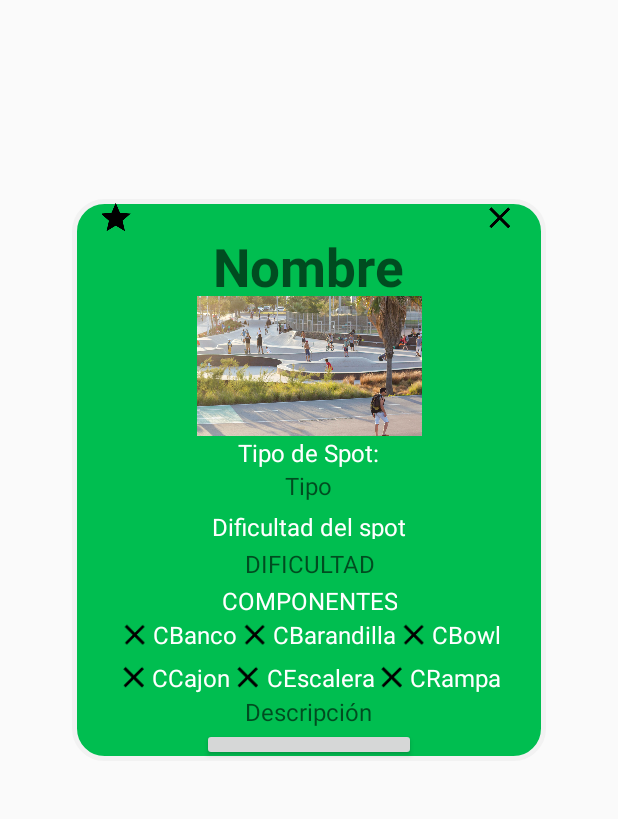
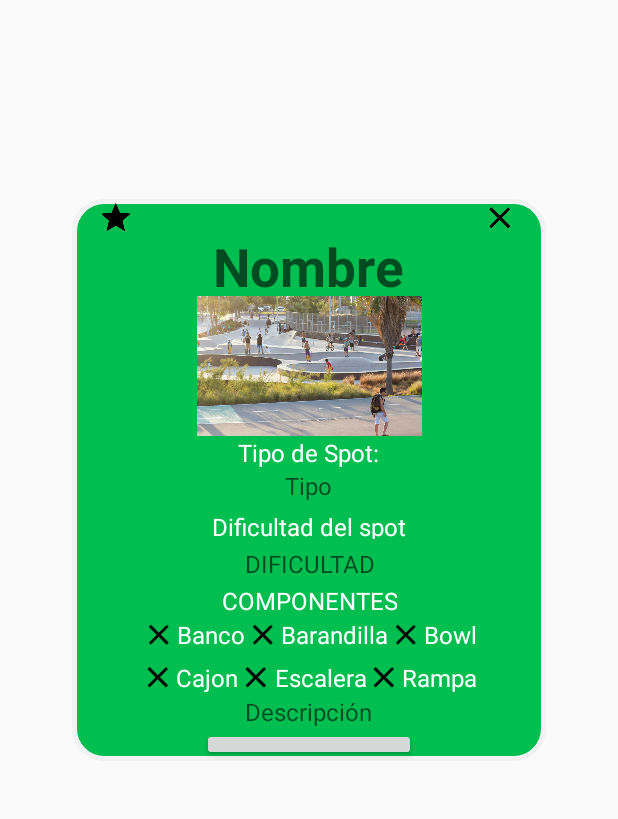
Before and after one commit to konox95/TrabajoFinal, an Android app: the fragment pinFragment placed in its activity, on a phone screen of 412 x 824 dp, the part 137-956 px from its top. Run offline under Robolectric (Android 15) with nearby library versions, the phone set to English and light mode, and no system bars; our stand-ins replace Picasso; libraries missing offline, so code that uses them is left out: com.akexorcist.googledirection, com.quickblox.auth, com.quickblox.content, com.quickblox.core, com.quickblox.customobjects and 2 more; 1 statement that could not run was skipped.

Commit message:
fix some bugs

```diff
--- a/app/src/main/java/konox/actividad3/main3ActivityDrawerController.java
+++ b/app/src/main/java/konox/actividad3/main3ActivityDrawerController.java
@@ -175,17 +175,21 @@ public class main3ActivityDrawerController implements View.OnClickListener, Navi
                     .icon(BitmapDescriptorFactory.fromResource(R.mipmap.ic_launcher)));
             tempmar.setTag(pines.get(i));
 
-            CameraUpdate center = CameraUpdateFactory.newLatLng(new LatLng(main3ActivityDrawer.latitud, main3ActivityDrawer.longitud));
-            CameraUpdate zoom = CameraUpdateFactory.zoomTo(18);
+            main3ActivityDrawer.getMiUltimaPosicion();
+
+            CameraUpdate center = CameraUpdateFactory.newLatLng(new LatLng(DataHolder.instance.latitud, DataHolder.instance.longitud));
+            CameraUpdate zoom = CameraUpdateFactory.zoomTo(10);
 
             main3ActivityDrawer.mMap.moveCamera(center);
-            //main3ActivityDrawer.mMap.animateCamera(zoom);
+            main3ActivityDrawer.mMap.animateCamera(zoom);
         }
     }
 
     @Override
     public void insertarSpot(boolean blInsertado, QBCustomObject object) {
         if (blInsertado) {
+
+
             LatLng current = new LatLng(main3ActivityDrawer.latitud,
                     main3ActivityDrawer.longitud);
 
@@ -206,6 +210,20 @@ public class main3ActivityDrawerController implements View.OnClickListener, Navi
 
             DataHolder.instance.pi.add(pinTemp);
             tempmar.setTag(pinTemp);
+
+            main3ActivityDrawer.nuevoSpotFragment.editTextDesc.setText("");
+            main3ActivityDrawer.nuevoSpotFragment.editTextSpot.setText("");
+
+            main3ActivityDrawer.nuevoSpotFragment.rdbtipo.clearCheck();
+            main3ActivityDrawer.nuevoSpotFragment.rdgDificultad.clearCheck();
+
+            main3ActivityDrawer.nuevoSpotFragment.cbBanco.setChecked(false);
+            main3ActivityDrawer.nuevoSpotFragment.cbBarandilla.setChecked(false);
+            main3ActivityDrawer.nuevoSpotFragment.cbBowl.setChecked(false);
+            main3ActivityDrawer.nuevoSpotFragment.cbCajon.setChecked(false);
+            main3ActivityDrawer.nuevoSpotFragment.cbEscalera.setChecked(false);
+            main3ActivityDrawer.nuevoSpotFragment.cbRampa.setChecked(false);
+            main3ActivityDrawer.nuevoSpotFragment.img.setImageResource(R.drawable.transparente);
 
             Toast.makeText(main3ActivityDrawer, "SPOT INSERTADO", Toast.LENGTH_SHORT).show();
 
@@ -289,6 +307,7 @@ public class main3ActivityDrawerController implements View.OnClickListener, Navi
     public void cambiarContraseñas(boolean cambiada, QBUser user) {
         if (cambiada) {
             Toast.makeText(main3ActivityDrawer, "Contraseña cambiada", Toast.LENGTH_SHORT).show();
+            main3ActivityDrawer.perfil.etContraseñaPerfil.setText("");
         } else {
             Toast.makeText(main3ActivityDrawer, "Fallo al cambiar la contraseña", Toast.LENGTH_SHORT).show();
         }
--- a/app/src/main/java/konox/actividad3/mainActivityContolador.java
+++ b/app/src/main/java/konox/actividad3/mainActivityContolador.java
@@ -84,6 +84,8 @@ public class mainActivityContolador implements View.OnClickListener, QBAdminList
         if (blLogeado) {
             Log.v("Controlador", "ME HE LOGEADO");
 
+
+
             SharedPreferences prefs = vista.getSharedPreferences("MIPROPS",0);
             SharedPreferences.Editor edit = prefs.edit();
 
@@ -117,6 +119,8 @@ public class mainActivityContolador implements View.OnClickListener, QBAdminList
                 Intent inten = new Intent(vista, Main3ActivityDrawer.class);
                 vista.startActivity(inten);
             }
+
+            Toast.makeText(vista, "Auth Ok", Toast.LENGTH_SHORT).show();
 
         } else if (!blLogeado){
             Toast.makeText(vista, "Auth fail", Toast.LENGTH_SHORT).show();
--- a/app/src/main/res/values/strings.xml
+++ b/app/src/main/res/values/strings.xml
@@ -83,12 +83,12 @@
     <string name="dificultad_del_spot">Dificultad del spot</string>
     <string name="dificultad_spot">Dificultad</string>
     <string name="tipo">Tipo</string>
-    <string name="crampa">CRampa</string>
-    <string name="cescalera">CEscalera</string>
-    <string name="ccajon">CCajon</string>
-    <string name="cbarandilla">CBarandilla</string>
-    <string name="cbowl">CBowl</string>
-    <string name="cbanco">CBanco</string>
+    <string name="crampa">Rampa</string>
+    <string name="cescalera">Escalera</string>
+    <string name="ccajon">Cajon</string>
+    <string name="cbarandilla">Barandilla</string>
+    <string name="cbowl">Bowl</string>
+    <string name="cbanco">Banco</string>
     <string name="nombre">Nombre</string>
     <string name="descripci_n">Descripción</string>
     <string name="componentes">COMPONENTES</string>
```
Also changed, not shown: app/src/main/java/konox/actividad3/Main3ActivityDrawer.java (+20 -1 lines), app/src/main/res/layout/fragment_nuevospot.xml (+8 -4 lines), app/src/main/res/drawable/transparente.png (added).
